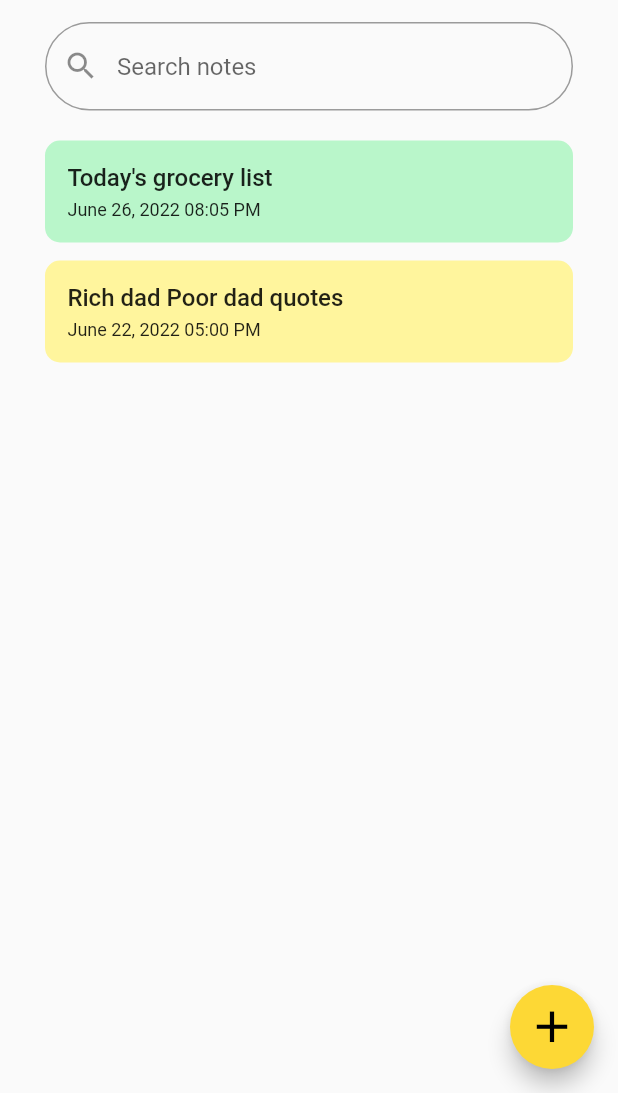
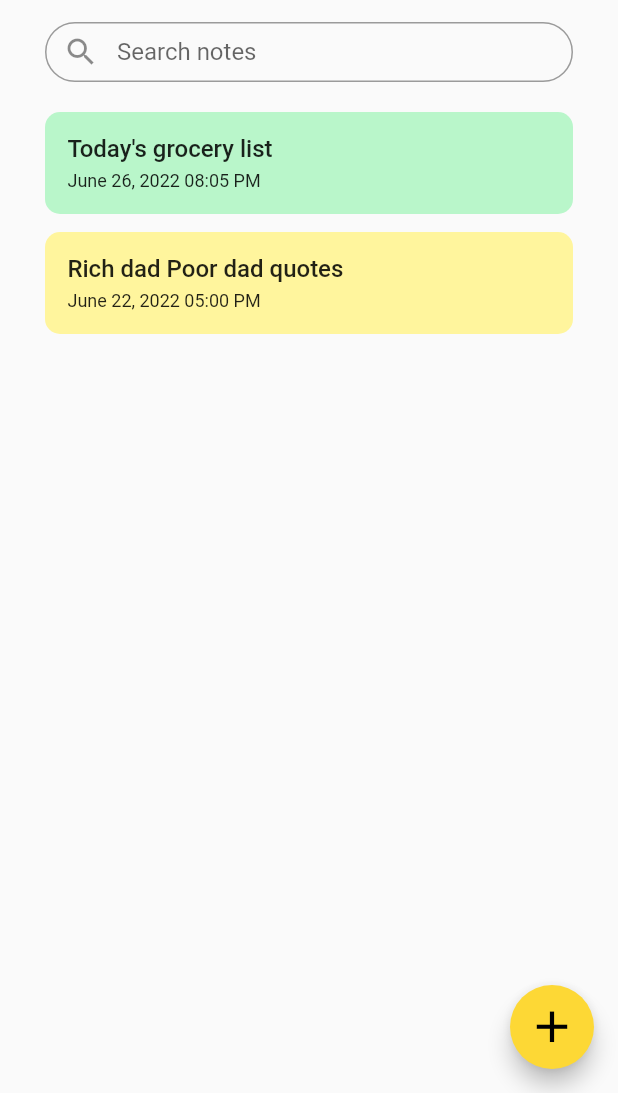
Before and after one commit to RaniaMostafa55/notepad_app, a Flutter app: the screen it shows after launch, on a phone screen of 412 x 824 dp, the part 143-1236 px from its top. Run offline on Flutter 3.47's test engine with Material 2 defaults, Android fonts, the phone set to English and light mode, and no system bars; our stand-ins replace lottie.

Commit message:
small edit

```diff
--- a/lib/home_screen.dart
+++ b/lib/home_screen.dart
@@ -30,12 +30,15 @@ class HomeScreen extends StatelessWidget {
                 style: TextStyle(fontSize: 30, fontWeight: FontWeight.w500),
               ),
               const SizedBox(height: 15),
-              TextFormField(
-                decoration: const InputDecoration(
-                    hintText: "Search notes",
-                    prefixIcon: Icon(Icons.search),
-                    border: OutlineInputBorder(
-                        borderRadius: BorderRadius.all(Radius.circular(30)))),
+              SizedBox(
+                height: 40,
+                child: TextFormField(
+                  decoration: const InputDecoration(
+                      label: Text("Search notes"),
+                      prefixIcon: Icon(Icons.search),
+                      border: OutlineInputBorder(
+                          borderRadius: BorderRadius.all(Radius.circular(30)))),
+                ),
               ),
               const SizedBox(height: 20),
               Expanded(
```
